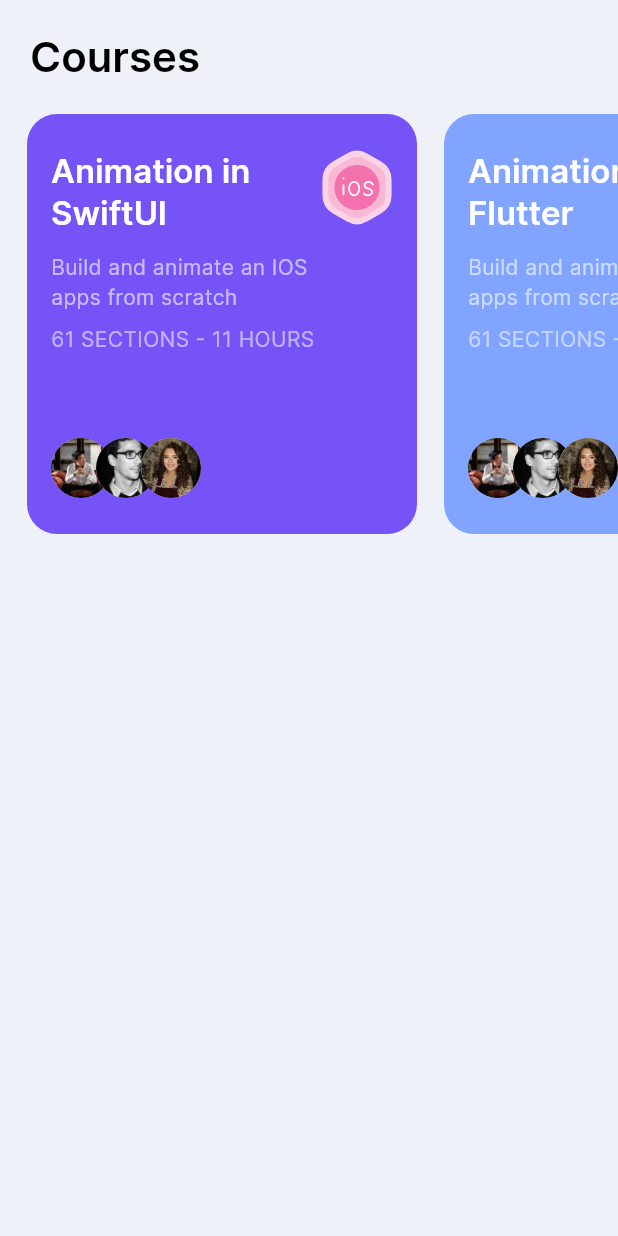
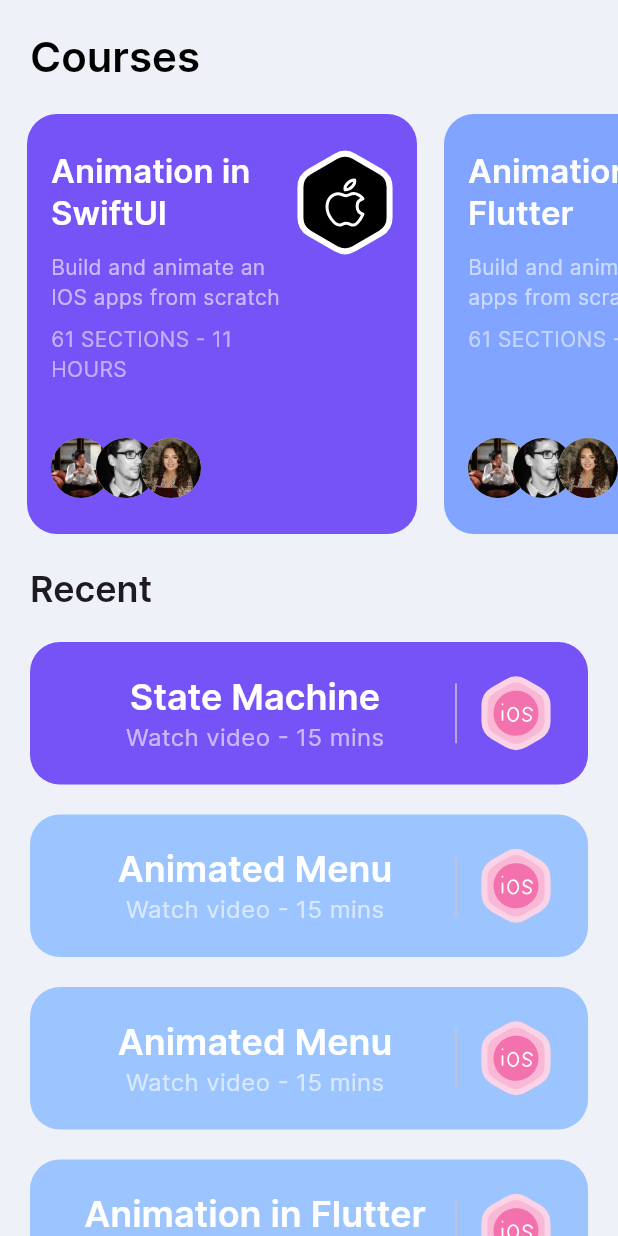
Before and after one commit to Mustafa1Mohamed/rive_animation, a Flutter app: the HomeView screen opened directly, on a phone screen of 412 x 824 dp. Run offline on Flutter 3.47's test engine with Material 3 defaults, Android fonts, the phone set to English and light mode, and no system bars; our stand-ins replace flutter_svg, rive.

Commit message:
building the side menu and adding animation to the icons

```diff
--- a/lib/main.dart
+++ b/lib/main.dart
@@ -1,4 +1,5 @@
 import 'package:flutter/material.dart';
+import 'package:rive_animation/components/side_menue.dart';
 import 'package:rive_animation/screens/onboarding/onboarding_screen.dart';
 
 void main() {
@@ -28,7 +29,7 @@ class MyApp extends StatelessWidget {
           errorBorder: defaultInputBorder,
         ),
       ),
-      home: const OnboardingScreen(),
+      home: SideMenue(),
     );
   }
 }
--- a/lib/models/course_model.dart
+++ b/lib/models/course_model.dart
@@ -7,7 +7,7 @@ class Course {
   Course({
     required this.title,
     this.description = 'Build and animate an IOS apps from scratch',
-    this.iconSrc = 'assets/icons/ios.svg',
+    this.iconSrc = 'assets/icons/apple_box.svg',
     this.bgColor = const Color(0xff7553f6),
   });
 }
@@ -24,7 +24,7 @@ List<Course> recentCourses = [
   Course(title: 'State Machine'),
   Course(
     title: 'Animated Menu',
-    iconSrc: 'assets/icons/ios.svg',
+    iconSrc: 'assets/icons/apple_box.svg',
     bgColor: const Color(0xff9CC5ff),
   ),
   Course(
--- a/lib/screens/entry_point.dart
+++ b/lib/screens/entry_point.dart
@@ -19,6 +19,8 @@ class _EntryPointState extends State<EntryPoint> {
   @override
   Widget build(BuildContext context) {
     return Scaffold(
+      resizeToAvoidBottomInset: false,
+      extendBody: true,
       bottomNavigationBar: SafeArea(
         child: Container(
           padding: const EdgeInsets.all(12),
--- a/lib/screens/home/home_view.dart
+++ b/lib/screens/home/home_view.dart
@@ -1,4 +1,5 @@
 import 'package:flutter/material.dart';
+import 'package:flutter_svg/svg.dart';
 import 'package:rive_animation/models/course_model.dart';
 import 'package:rive_animation/screens/home/components/course_card.dart';
 
@@ -8,10 +9,12 @@ class HomeView extends StatelessWidget {
   @override
   Widget build(BuildContext context) {
     return Scaffold(
+
       body: SafeArea(
+        bottom: false,
+        child: SingleChildScrollView(
           child: Column(
-          children: [
-            Row(
+            crossAxisAlignment: CrossAxisAlignment.start,
             children: [
               Padding(
                 padding: const EdgeInsets.all(20),
@@ -22,8 +25,6 @@ class HomeView extends StatelessWidget {
                     fontWeight: FontWeight.w600,
                   ),
                 ),
-                ),
-              ],
               ),
               SingleChildScrollView(
                 scrollDirection: Axis.horizontal,
@@ -38,9 +39,68 @@ class HomeView extends StatelessWidget {
                   ],
                 ),
               ),
+              Padding(
+                padding: const EdgeInsets.all(20),
+                child: Text(
+                  'Recent',
+                  style: Theme.of(context).textTheme.headlineSmall!.copyWith(
+                    fontWeight: FontWeight.w600,
+                  ),
+                ),
+              ),
+              ...recentCourses.map(
+                (course) => Padding(
+                  padding: const EdgeInsets.only(
+                    left: 20,
+                    right: 20,
+                    bottom: 20,
+                  ),
+                  child: RecentCourseCard(course: course),
+                ),
+              ),
             ],
+          ),
         ),
       ),
     );
   }
 }
+
+class RecentCourseCard extends StatelessWidget {
+  const RecentCourseCard({super.key, required this.course});
+  final Course course;
+  @override
+  Widget build(BuildContext context) {
+    return Container(
+      padding: const EdgeInsets.symmetric(horizontal: 24, vertical: 20),
+      decoration: BoxDecoration(
+        color: course.bgColor,
+        borderRadius: const BorderRadius.all(Radius.circular(20)),
+      ),
+      child: Row(
+        children: [
+          Expanded(
+            child: Column(
+              children: [
+                Text(
+                  course.title,
+                  style: Theme.of(context).textTheme.headlineSmall!.copyWith(
+                    color: Colors.white,
+                    fontWeight: FontWeight.w600,
+                  ),
+                ),
+                const Text(
+                  'Watch video - 15 mins',
+                  style: TextStyle(color: Colors.white60, fontSize: 16),
+                ),
+              ],
+            ),
+          ),
+          const SizedBox(height: 40, child: VerticalDivider()),
+          const SizedBox(width: 8),
+          SvgPicture.asset('assets/icons/ios.svg'),
+        ],
+      ),
+    );
+  }
+}
--- a/lib/screens/onboarding/onboarding_screen.dart
+++ b/lib/screens/onboarding/onboarding_screen.dart
@@ -1,11 +1,9 @@
 import 'dart:ui';
 
 import 'package:flutter/material.dart';
-import 'package:flutter_svg/svg.dart';
 import 'package:rive/rive.dart' as rive;
 import 'package:rive_animation/screens/components/animated_btn.dart';
 import 'package:rive_animation/screens/components/custom_signin_dialog.dart';
-import 'package:rive_animation/screens/components/sign_in_form.dart';
 
 class OnboardingScreen extends StatefulWidget {
   const OnboardingScreen({super.key});
@@ -53,10 +51,11 @@ class _OnboardingScreenState extends State<OnboardingScreen> {
             duration: const Duration(milliseconds: 240),
             height: MediaQuery.of(context).size.height,
             width: MediaQuery.of(context).size.width,
-
             child: SafeArea(
               child: Padding(
                 padding: const EdgeInsets.symmetric(horizontal: 32),
+                child: SingleChildScrollView(
+
                   child: Column(
                     children: [
                       SizedBox(
@@ -115,6 +114,7 @@ class _OnboardingScreenState extends State<OnboardingScreen> {
                 ),
               ),
             ),
+          ),
         ],
       ),
     );
```
Also changed, not shown: lib/components/info_card.dart (added, +18 -0 lines), lib/components/side_menue.dart (added, +99 -0 lines), lib/components/side_menue_title.dart (added, +72 -0 lines), lib/models/rive_asset.dart (+41 -0 lines), lib/screens/components/custom_signin_dialog.dart (+5 -4 lines), lib/screens/components/sign_in_form.dart (+6 -3 lines). Lines whose indentation alone changed are shown as unchanged.
